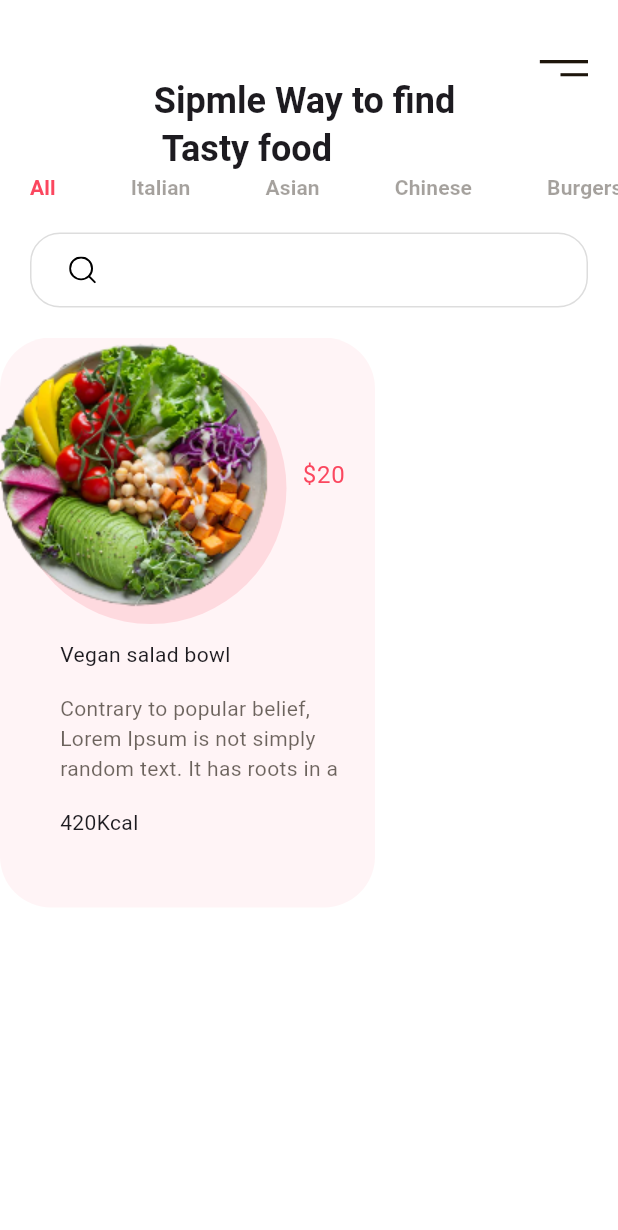
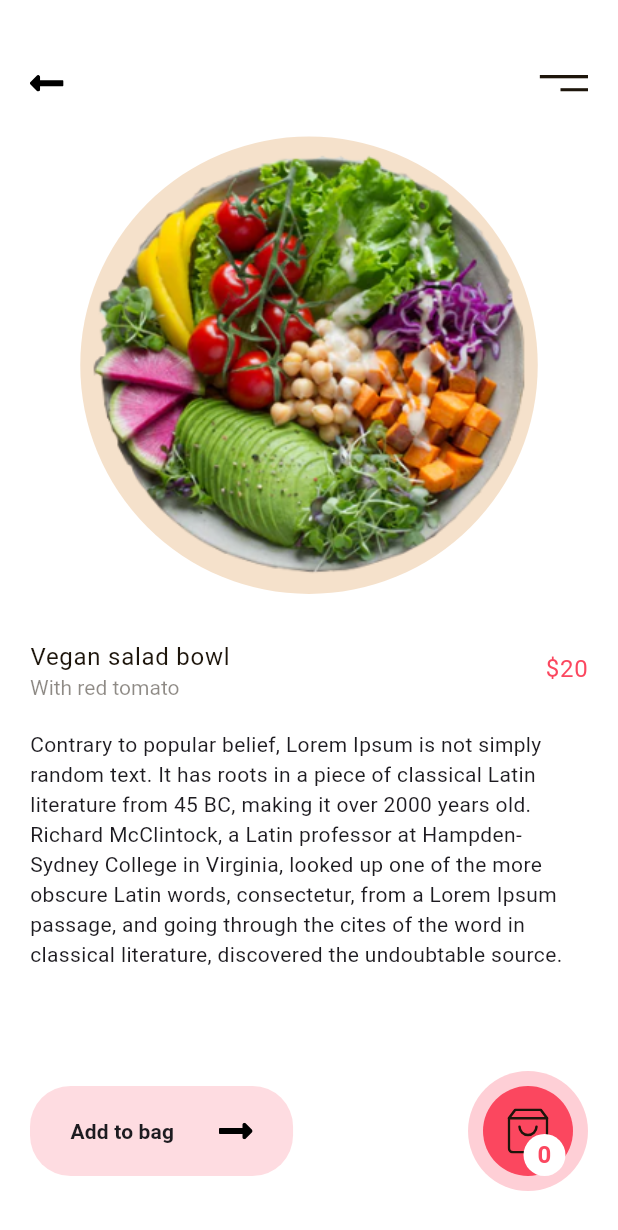
Before and after one commit to asadullah43/foodapp_ui, a Flutter app: the screen it shows after launch, after a tap on "$20", on a phone screen of 412 x 824 dp. Shown: the top 1230 px of the screen. Run offline on Flutter 3.47's test engine with Material 3 defaults, Android fonts, the phone set to English and light mode, and no system bars; our stand-ins replace flutter_svg; Roboto replaces fonts that are missing (Pappins).

Commit message:
details screen done

```diff
--- /dev/null
+++ b/lib/details_screen.dart
@@ -0,0 +1,162 @@
+import 'package:flutter/material.dart';
+import 'package:flutter_svg/svg.dart';
+import 'package:foodapp_ui/constant.dart';
+
+class DetailsScreen extends StatelessWidget {
+  const DetailsScreen({super.key});
+
+  @override
+  Widget build(BuildContext context) {
+    return Scaffold(
+      body: Padding(
+        padding: const EdgeInsets.only(left: 20, right: 20, top: 50),
+        child: Column(
+          children: <Widget>[
+            Row(
+              mainAxisAlignment: MainAxisAlignment.spaceBetween,
+              children: <Widget>[
+                GestureDetector(
+                  onTap: () {
+                    Navigator.pop(context);
+                  },
+                  child: SvgPicture.asset(
+                    "assets/icons/backward.svg",
+                    height: 11,
+                  ),
+                ),
+                SvgPicture.asset(
+                  "assets/icons/menu.svg",
+                  height: 11,
+                ),
+              ],
+            ),
+            Container(
+              margin: const EdgeInsets.symmetric(vertical: 30),
+              padding: const EdgeInsets.all(6),
+              height: 305,
+              width: 305,
+              decoration: const BoxDecoration(
+                shape: BoxShape.circle,
+                color: kSecondaryColor,
+              ),
+              child: Container(
+                decoration: const BoxDecoration(
+                  image: DecorationImage(
+                    image: AssetImage("assets/images/image_1_big.png"),
+                    fit: BoxFit.cover,
+                  ),
+                ),
+              ),
+            ),
+            Row(
+              mainAxisAlignment: MainAxisAlignment.spaceBetween,
+              children: <Widget>[
+                RichText(
+                  text: TextSpan(
+                    children: [
+                      TextSpan(
+                        text: "Vegan salad bowl\n",
+                        style: Theme.of(context).textTheme.bodyLarge,
+                      ),
+                      TextSpan(
+                        text: "With red tomato",
+                        style: TextStyle(
+                          color: kTextColor.withOpacity(.5),
+                        ),
+                      ),
+                    ],
+                  ),
+                ),
+                Text(
+                  "\$20",
+                  style: Theme.of(context)
+                      .textTheme
+                      .bodyLarge
+                      ?.copyWith(color: kPrimaryColor),
+                )
+              ],
+            ),
+            const SizedBox(height: 20),
+            const Text(
+              "Contrary to popular belief, Lorem Ipsum is not simply random text. It has roots in a piece of classical Latin literature from 45 BC, making it over 2000 years old. Richard McClintock, a Latin professor at Hampden-Sydney College in Virginia, looked up one of the more obscure Latin words, consectetur, from a Lorem Ipsum passage, and going through the cites of the word in classical literature, discovered the undoubtable source.",
+            ),
+            const Spacer(),
+            Padding(
+              padding: const EdgeInsets.only(bottom: 30),
+              child: Row(
+                mainAxisAlignment: MainAxisAlignment.spaceBetween,
+                children: <Widget>[
+                  Container(
+                    padding: const EdgeInsets.symmetric(
+                        vertical: 20, horizontal: 27),
+                    decoration: BoxDecoration(
+                      color: kPrimaryColor.withOpacity(.19),
+                      borderRadius: BorderRadius.circular(27),
+                    ),
+                    child: Row(
+                      children: <Widget>[
+                        Text(
+                          "Add to bag",
+                          style: Theme.of(context).textTheme.labelLarge,
+                        ),
+                        const SizedBox(width: 30),
+                        SvgPicture.asset(
+                          "assets/icons/forward.svg",
+                          height: 11,
+                        ),
+                      ],
+                    ),
+                  ),
+                  Container(
+                    height: 80,
+                    width: 80,
+                    decoration: BoxDecoration(
+                      shape: BoxShape.circle,
+                      color: kPrimaryColor.withOpacity(.26),
+                    ),
+                    child: Stack(
+                      alignment: Alignment.center,
+                      children: <Widget>[
+                        Container(
+                          padding: const EdgeInsets.all(15),
+                          height: 60,
+                          width: 60,
+                          decoration: const BoxDecoration(
+                            shape: BoxShape.circle,
+                            color: kPrimaryColor,
+                          ),
+                          child: SvgPicture.asset("assets/icons/bag.svg"),
+                        ),
+                        Positioned(
+                          right: 15,
+                          bottom: 10,
+                          child: Container(
+                            alignment: Alignment.center,
+                            height: 28,
+                            width: 28,
+                            decoration: const BoxDecoration(
+                              shape: BoxShape.circle,
+                              color: kWhiteColor,
+                            ),
+                            child: Text(
+                              "0",
+                              style: Theme.of(context)
+                                  .textTheme
+                                  .labelLarge
+                                  ?.copyWith(
+                                      color: kPrimaryColor, fontSize: 16),
+                            ),
+                          ),
+                        )
+                      ],
+                    ),
+                  ),
+                ],
+              ),
+            )
+          ],
+        ),
+      ),
+    );
+  }
+}
--- a/lib/main.dart
+++ b/lib/main.dart
@@ -1,6 +1,7 @@
 import 'package:flutter/material.dart';
 import 'package:foodapp_ui/constant.dart';
 import 'package:flutter_svg/flutter_svg.dart';
+import 'package:foodapp_ui/details_screen.dart';
 import 'package:foodapp_ui/widgets/category_title.dart';
 import 'package:foodapp_ui/widgets/food_card.dart';
 
@@ -85,17 +86,45 @@
             child: SvgPicture.asset("assets/icons/search.svg"),
           ),
           SingleChildScrollView(
+            scrollDirection: Axis.horizontal,
             child: Row(
               children: [
                 FoodCard(
-                  press: () {},
+                  press: () {
+                    Navigator.push(
+                      context,
+                      MaterialPageRoute(builder: (context) {
+                        return const DetailsScreen();
+                      }),
+                    );
+                  },
                   title: "Vegan salad bowl",
                   image: "assets/images/image_1.png",
                   price: 20,
                   calories: "420Kcal",
                   description:
                       "Contrary to popular belief, Lorem Ipsum is not simply random text. It has roots in a piece of classical Latin literature from 45 BC, making it over 2000 years old. ",
-                )
+                ),
+                const SizedBox(
+                  width: 20,
+                ),
+                FoodCard(
+                  press: () {
+                    Navigator.push(
+                      context,
+                      MaterialPageRoute(builder: (context) {
+                        return const DetailsScreen();
+                      }),
+                    );
+                  },
+                  title: "Vegan salad bowl",
+                  image: "assets/images/image_2.png",
+                  price: 20,
+                  calories: "420Kcal",
+                  description:
+                      "Contrary to popular belief, Lorem Ipsum is not simply random text. It has roots in a piece of classical Latin literature from 45 BC, making it over 2000 years old. ",
+                ),
+                const SizedBox(width: 20),
               ],
             ),
           )
--- a/lib/widgets/food_card.dart
+++ b/lib/widgets/food_card.dart
@@ -8,7 +8,7 @@ class FoodCard extends StatelessWidget {
   final int price;
   final String calories;
   final String description;
-  final Function press;
+  final VoidCallback press;
 
   const FoodCard(
       {super.key,
@@ -22,7 +22,8 @@ class FoodCard extends StatelessWidget {
   @override
   Widget build(BuildContext context) {
     return GestureDetector(
-        onTap: () {},
+        onTap: press,
+        // ignore: avoid_unnecessary_containers
         child: Container(
           child: Stack(
             children: [
@@ -75,7 +76,7 @@ class FoodCard extends StatelessWidget {
               Positioned(
                 top: 201,
                 left: 40,
-                child: Container(
+                child: SizedBox(
                   width: 210,
                   child: Column(
                     crossAxisAlignment: CrossAxisAlignment.start,
```
